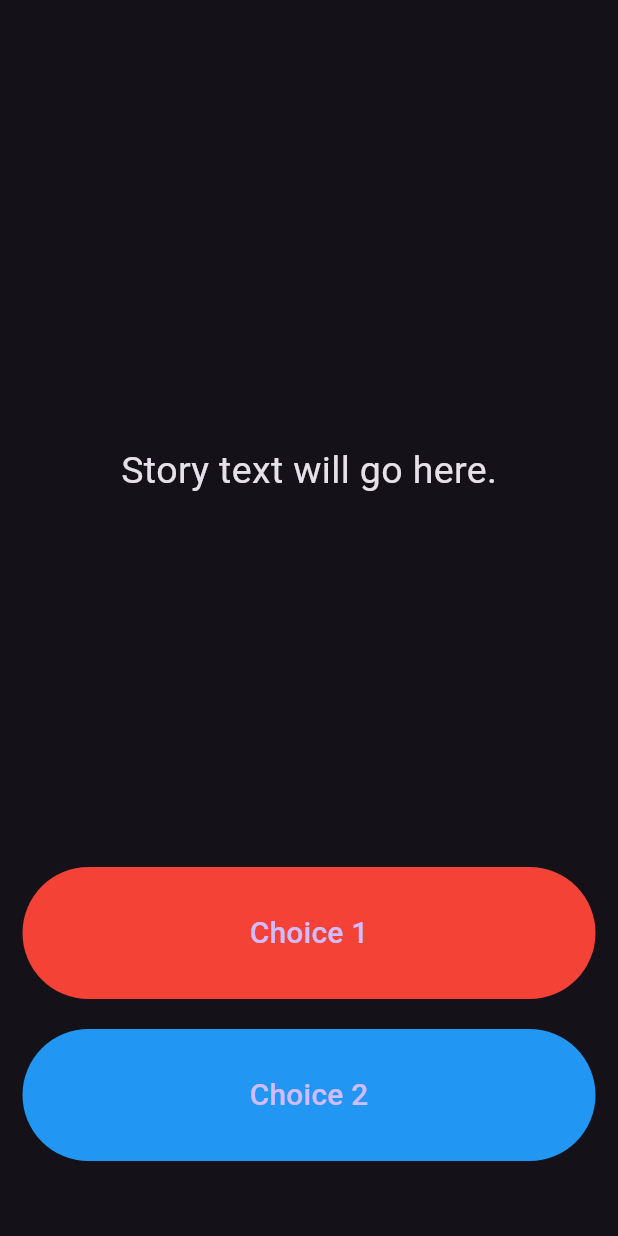
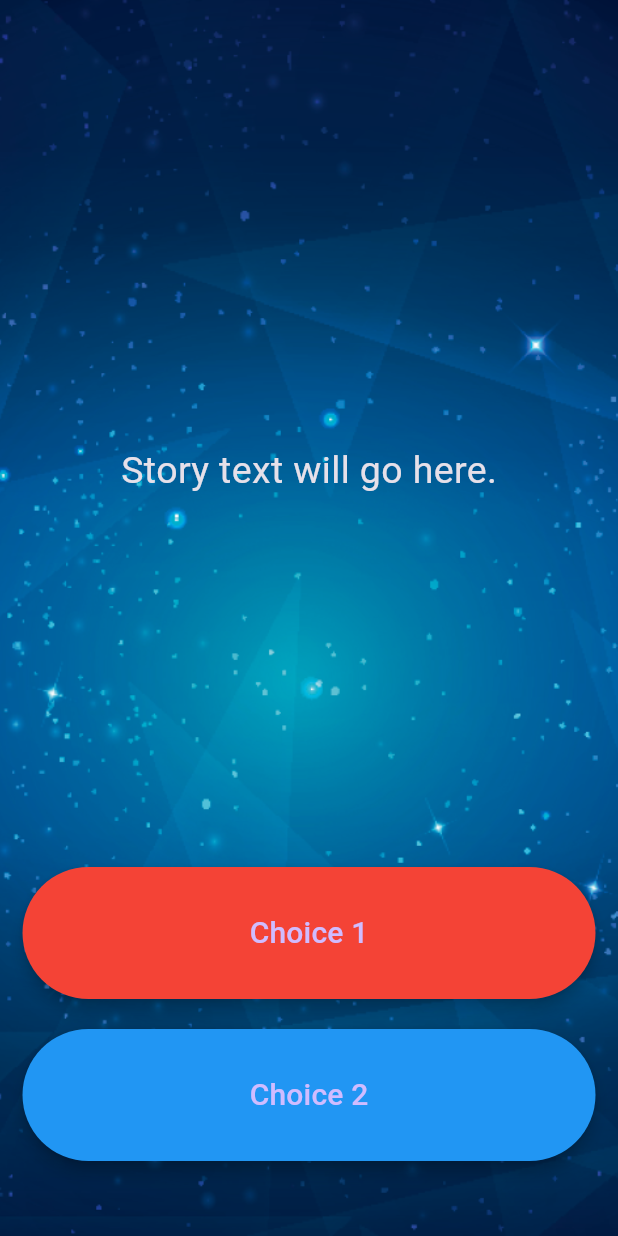
Before and after one commit to GalaxyIgor/Complete-Flutter-App-Development-Bootcamp-with-Dart, a Flutter app: the screen it shows after launch, on a phone screen of 412 x 824 dp. Run offline on Flutter 3.47's test engine with Material 3 defaults, Android fonts, the phone set to English and light mode, and no system bars; our stand-ins replace audioplayers, google_fonts, rflutter_alert.

Commit message:
feat: step 1 e 2

```diff
--- a/destini/lib/main.dart
+++ b/destini/lib/main.dart
@@ -1,13 +1,17 @@
 import 'package:flutter/material.dart';
 //TODO: Step 15 - Run the app and see if you can see the screen update with the first story. Delete this TODO if it looks as you expected.
 
-void main() => runApp(Destini());
+void main() => runApp(const Destini());
 
 class Destini extends StatelessWidget {
+  const Destini({super.key});
+
+  @override
   Widget build(BuildContext context) {
     return MaterialApp(
+      debugShowCheckedModeBanner: false,
       theme: ThemeData.dark(),
-      home: StoryPage(),
+      home: const StoryPage(),
     );
   }
 }
@@ -15,6 +19,9 @@ class Destini extends StatelessWidget {
 //TODO: Step 9 - Create a new storyBrain object from the StoryBrain class.
 
 class StoryPage extends StatefulWidget {
+  const StoryPage({super.key});
+
+  @override
   _StoryPageState createState() => _StoryPageState();
 }
 
@@ -23,15 +30,19 @@ class _StoryPageState extends State<StoryPage> {
   Widget build(BuildContext context) {
     return Scaffold(
       body: Container(
-        //TODO: Step 1 - Add background.png to this Container as a background image.
-
-        padding: EdgeInsets.symmetric(vertical: 50.0, horizontal: 15.0),
-        constraints: BoxConstraints.expand(),
+        decoration: const BoxDecoration(
+          image: DecorationImage(
+            image: AssetImage("images/background.png"),
+            fit: BoxFit.cover,
+          )
+        ),
+        padding: const EdgeInsets.symmetric(vertical: 50.0, horizontal: 15.0),
+        constraints: const BoxConstraints.expand(),
         child: SafeArea(
           child: Column(
             crossAxisAlignment: CrossAxisAlignment.stretch,
             children: <Widget>[
-              Expanded(
+              const Expanded(
                 flex: 12,
                 child: Center(
                   child: Text(
@@ -52,8 +63,10 @@ class _StoryPageState extends State<StoryPage> {
                   },
                   style: TextButton.styleFrom(
                     backgroundColor: Colors.red,
+                    elevation: 4,
+                    shadowColor: Colors.black,
                   ),
-                  child: Text(
+                  child: const Text(
                     //TODO: Step 13 - Use the storyBrain to get the text for choice 1.
                     'Choice 1',
                     style: TextStyle(
@@ -62,7 +75,7 @@ class _StoryPageState extends State<StoryPage> {
                   ),
                 ),
               ),
-              SizedBox(
+              const SizedBox(
                 height: 20.0,
               ),
               Expanded(
@@ -76,8 +89,11 @@ class _StoryPageState extends State<StoryPage> {
                   },
                   style: TextButton.styleFrom(
                     backgroundColor: Colors.blue,
+                    elevation: 4,
+                    shadowColor: Colors.black,
+
                   ),
-                  child: Text(
+                  child: const Text(
                     //TODO: Step 14 - Use the storyBrain to get the text for choice 2.
                     'Choice 2',
                     style: TextStyle(
--- a/destini/lib/story.dart
+++ b/destini/lib/story.dart
@@ -3,3 +3,15 @@
 //TODO: Step 3 - Create 3 properties for this class, A. storyTitle to store the story text. B. choice1 to store the text for choice 1, C. choice2 to store the text for choice 2.
 
 //TODO: Step 4 - Create a Constructor for this class to be able to initialise the properties created in step 3.
+
+class Story {
+  String storyTitle;
+  String choice1;
+  String choice2;
+
+  Story({
+    required this.storyTitle,
+    required this.choice1,
+    required this.choice2,
+  });
+}
```
Also changed, not shown: destini/pubspec.yaml (+5 -71 lines), destini/pubspec.lock.
